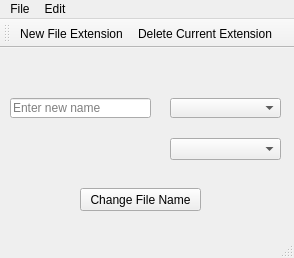
The window that FileNamer/mainwindow.ui (bluejellybean/FileNamer) describes before a commit, drawn with Qt 5.
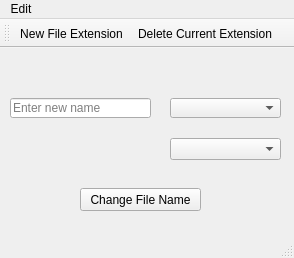
The same window after the commit. Icons and pictures are not drawn.

```diff
--- a/FileNamer/mainwindow.ui
+++ b/FileNamer/mainwindow.ui
@@ -82,12 +82,6 @@
      <height>21</height>
     </rect>
    </property>
-   <widget class="QMenu" name="menuFileNamer">
-    <property name="title">
-     <string>File</string>
-    </property>
-    <addaction name="actionOpen_Folder"/>
-   </widget>
    <widget class="QMenu" name="menuEdit">
     <property name="title">
      <string>Edit</string>
@@ -95,7 +89,6 @@
     <addaction name="actionNew_File_Extension"/>
     <addaction name="actionDelete_Current_Extension"/>
    </widget>
-   <addaction name="menuFileNamer"/>
    <addaction name="menuEdit"/>
   </widget>
   <widget class="QToolBar" name="mainToolBar">
```
